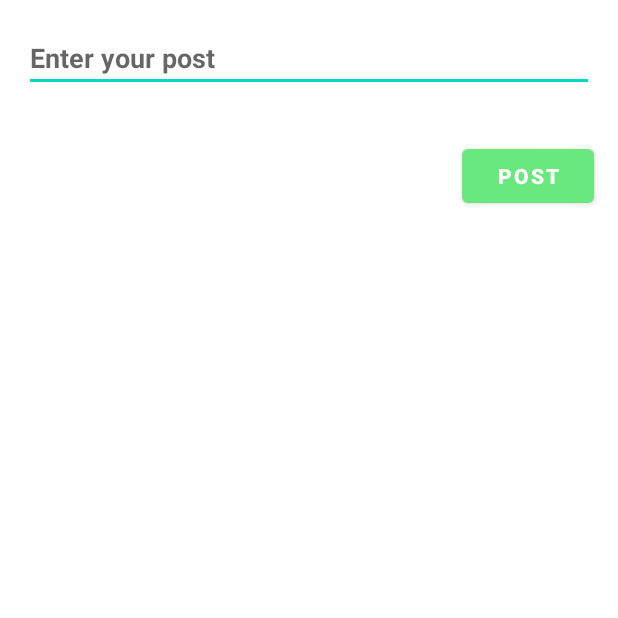
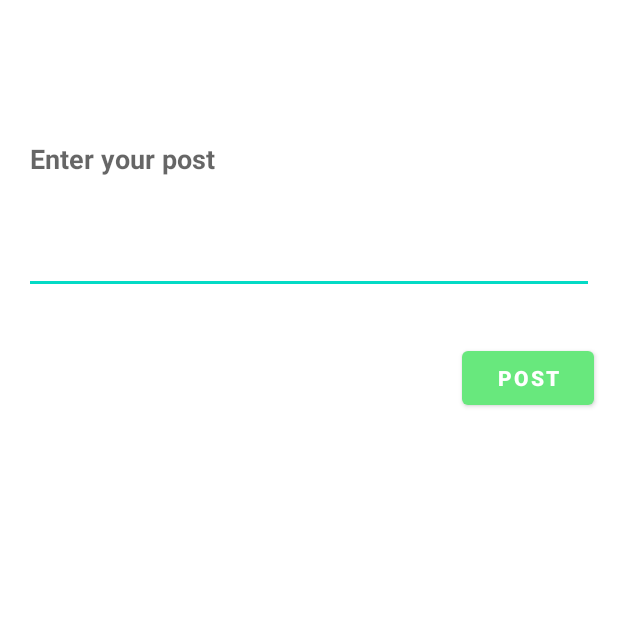
Before and after one commit to lim-siwoo/Gachon_AR_Campus, an Android app: the CreatePostActivity screen opened directly, with no data from a screen before it, on a phone screen of 412 x 824 dp, the top half of it. Run offline under Robolectric (Android 15) with nearby library versions, the phone set to English and light mode, and no system bars; our stand-ins replace Firebase (no records; nobody signed in at launch, a user with empty details on screens opened directly).

Commit message:
corrections3

```diff
--- a/app/src/main/res/layout/activity_create_post.xml
+++ b/app/src/main/res/layout/activity_create_post.xml
@@ -9,12 +9,15 @@
     <EditText
         android:id="@+id/postEditText"
         android:layout_width="match_parent"
-        android:layout_height="wrap_content"
-        android:layout_margin="16dp"
+        android:layout_height="180dp"
+        android:layout_marginStart="16dp"
+        android:layout_marginTop="16dp"
+        android:layout_marginEnd="16dp"
+        android:layout_marginBottom="16dp"
         android:hint="Enter your post"
-        android:textStyle="bold"
         android:maxLines="4"
-        android:textSize="18sp" />
+        android:textSize="18sp"
+        android:textStyle="bold" />
 
     <Button
         android:id="@+id/postButton"
```
